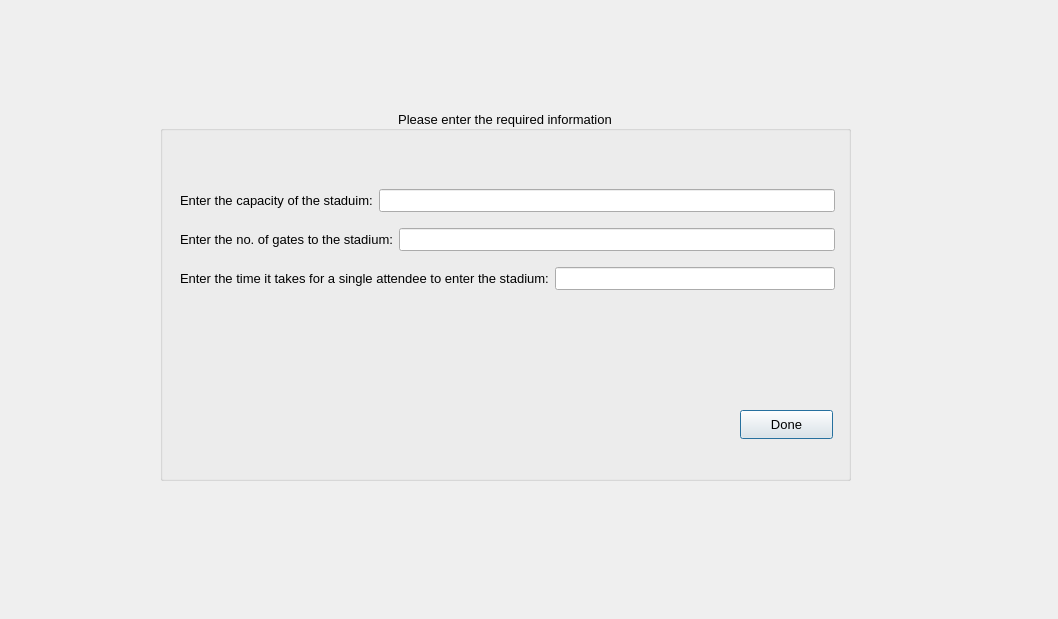
Old version of the form H_Capstone/h_inputwindow.ui in the repository akshadamodak06/CapstoneP3.
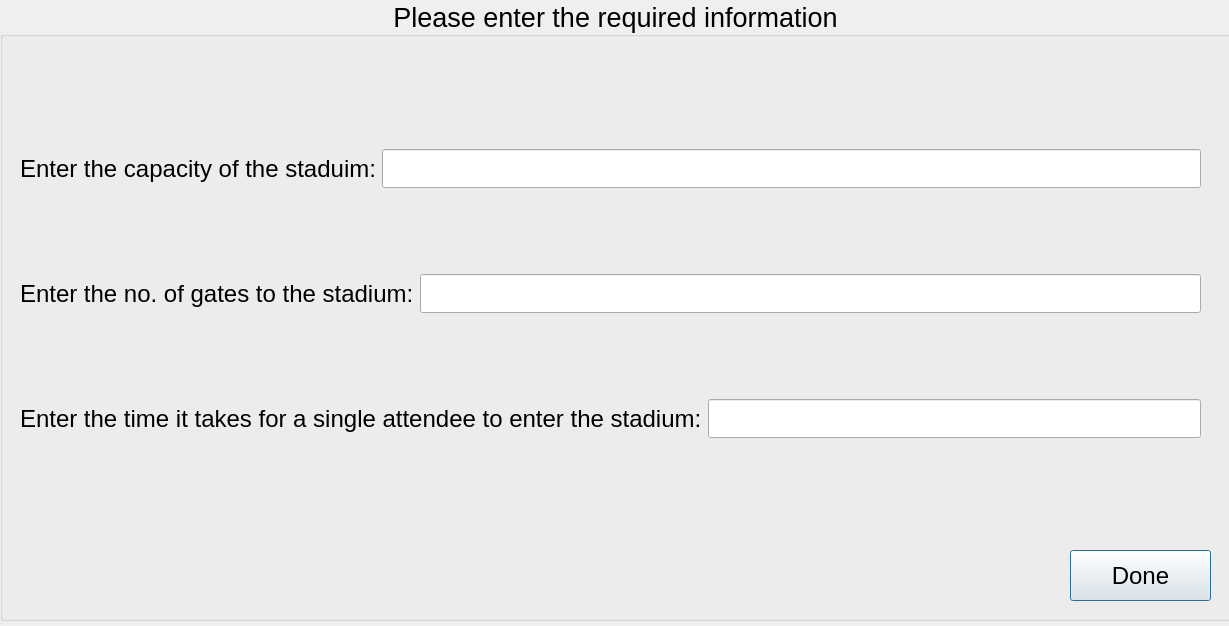
New version of the form.

The edit to the form file:
```diff
--- a/H_Capstone/h_inputwindow.ui
+++ b/H_Capstone/h_inputwindow.ui
@@ -6,8 +6,8 @@
    <rect>
     <x>0</x>
     <y>0</y>
-    <width>1058</width>
-    <height>619</height>
+    <width>1229</width>
+    <height>626</height>
    </rect>
   </property>
   <property name="windowTitle">
@@ -16,15 +16,15 @@
   <widget class="QGroupBox" name="groupBox">
    <property name="geometry">
     <rect>
-     <x>160</x>
-     <y>110</y>
-     <width>691</width>
-     <height>371</height>
+     <x>0</x>
+     <y>0</y>
+     <width>1231</width>
+     <height>621</height>
     </rect>
    </property>
    <property name="font">
     <font>
-     <pointsize>10</pointsize>
+     <pointsize>20</pointsize>
     </font>
    </property>
    <property name="title">
@@ -36,12 +36,17 @@
    <widget class="QPushButton" name="pushButton_Done">
     <property name="geometry">
      <rect>
-      <x>580</x>
-      <y>300</y>
-      <width>93</width>
-      <height>29</height>
+      <x>1070</x>
+      <y>550</y>
+      <width>141</width>
+      <height>51</height>
      </rect>
     </property>
+    <property name="font">
+     <font>
+      <pointsize>18</pointsize>
+     </font>
+    </property>
     <property name="text">
      <string>Done</string>
     </property>
@@ -51,8 +56,8 @@
      <rect>
       <x>20</x>
       <y>69</y>
-      <width>655</width>
-      <height>121</height>
+      <width>1181</width>
+      <height>451</height>
      </rect>
     </property>
     <layout class="QVBoxLayout" name="verticalLayout">
@@ -62,7 +67,7 @@
         <widget class="QLabel" name="label">
          <property name="font">
           <font>
-           <pointsize>10</pointsize>
+           <pointsize>18</pointsize>
           </font>
          </property>
          <property name="text">
@@ -85,7 +90,7 @@
         <widget class="QLabel" name="label_2">
          <property name="font">
           <font>
-           <pointsize>10</pointsize>
+           <pointsize>18</pointsize>
           </font>
          </property>
          <property name="text">
@@ -104,7 +109,7 @@
         <widget class="QLabel" name="label_3">
          <property name="font">
           <font>
-           <pointsize>10</pointsize>
+           <pointsize>18</pointsize>
           </font>
          </property>
          <property name="text">
```
